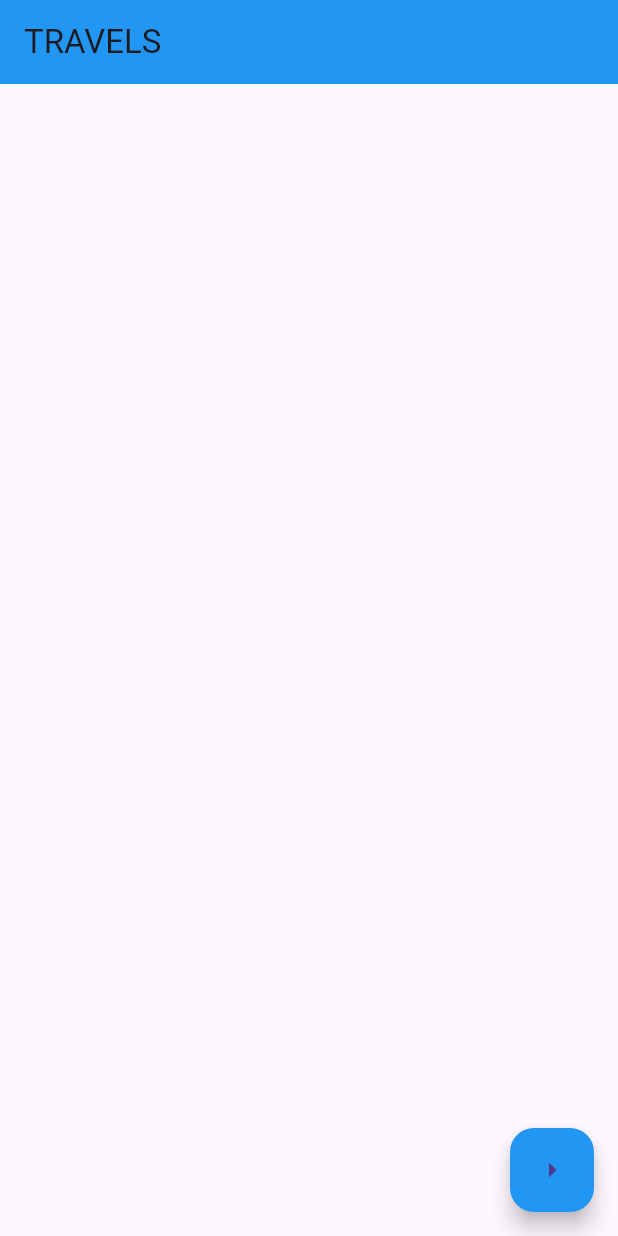
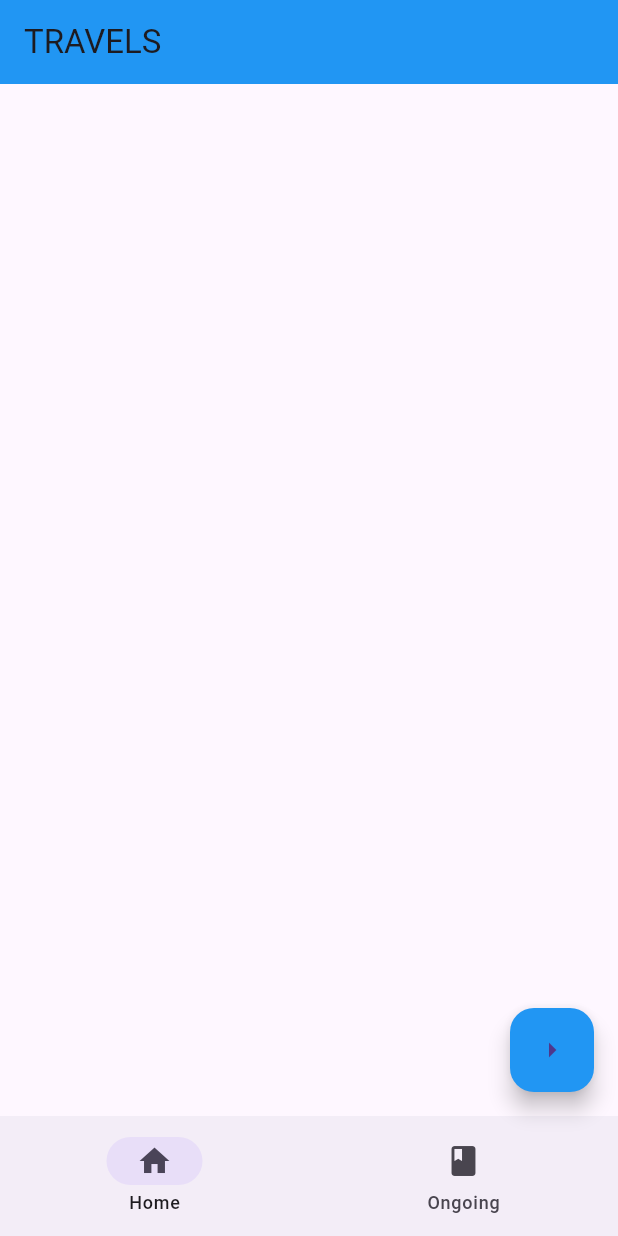
Before and after one commit to juanvictorqwerty/TRAVELS, a Flutter app: the screen it shows after launch, on a phone screen of 412 x 824 dp. Run offline on Flutter 3.47's test engine with Material 3 defaults, Android fonts, the light colour scheme and no system bars.

Commit message:
Starting the home scren

```diff
--- a/TRAVELS/flutter_application/lib/main.dart
+++ b/TRAVELS/flutter_application/lib/main.dart
@@ -44,7 +44,10 @@ class _RootPageState extends State<Rootpage> {
       backgroundColor: Colors.blue,
 
       ),
-
+    bottomNavigationBar: NavigationBar(
+      destinations: const[
+        NavigationDestination(icon: Icon(Icons.home),label: "Home"),
+        NavigationDestination(icon: Icon(Icons.book_rounded),label: "Ongoing"),],),
     );
 
   }
```
